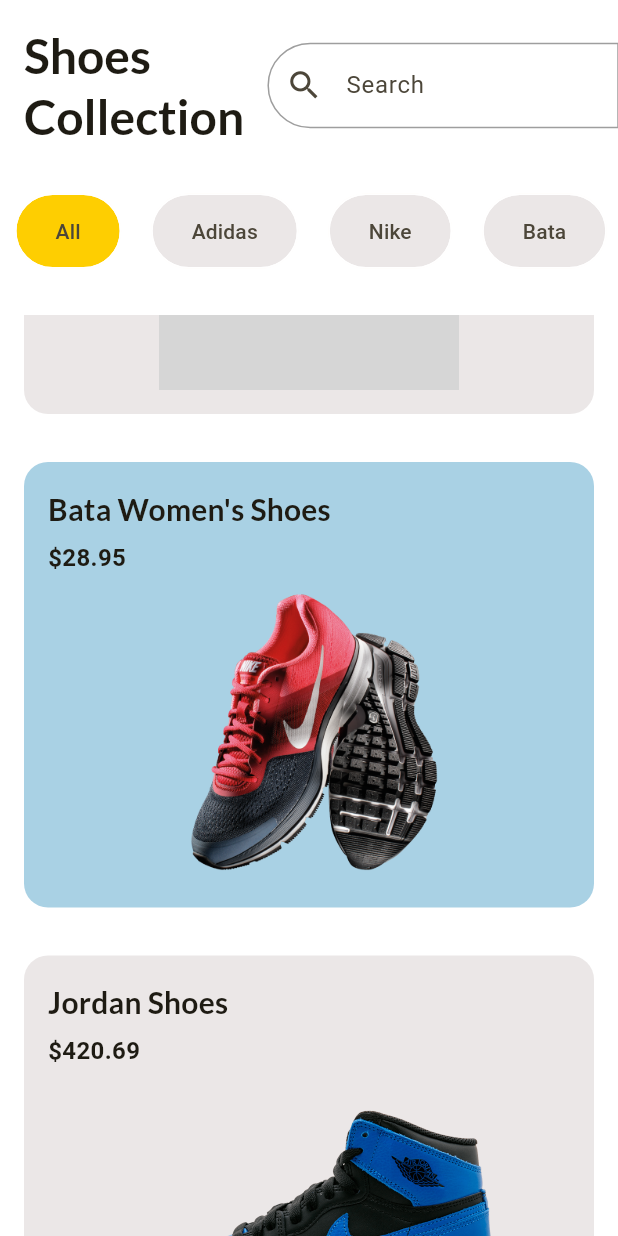
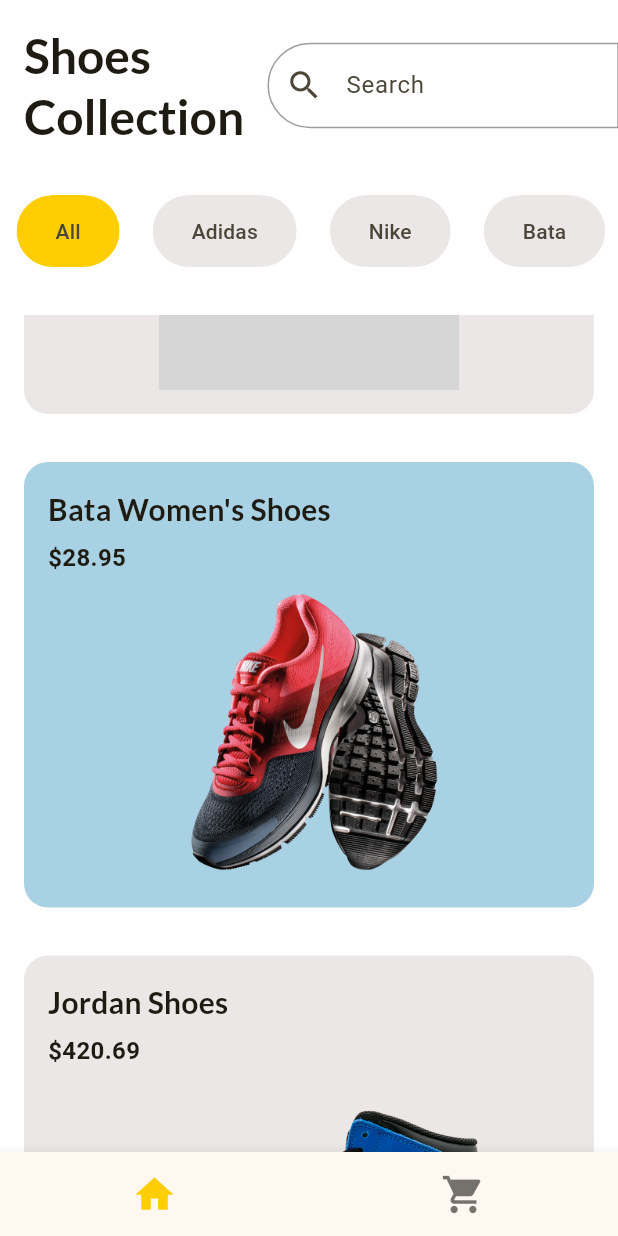
Before and after one commit to VannetNang/small-shopping-app-flutter, a Flutter app: the screen it shows after launch, scrolled down 576 dp, on a phone screen of 412 x 824 dp. Run offline on Flutter 3.47's test engine with Material 3 defaults, Android fonts, the phone set to English and light mode, and no system bars; grey boxes are pictures that could not be loaded.

Commit message:
- feat: add bottom navigation bar and integrate Home & Checkout screens

```diff
--- a/lib/main.dart
+++ b/lib/main.dart
@@ -1,5 +1,5 @@
 import 'package:flutter/material.dart';
-import 'package:small_shopping_app_flutter/Views/home_screen.dart';
+import 'package:small_shopping_app_flutter/shopping_app.dart';
 
 void main() {
   runApp(MyApp());
@@ -16,6 +16,9 @@
         useMaterial3: true,
         // Force white background
         scaffoldBackgroundColor: Colors.white,
+
+        // APP BAR STYLE
+        appBarTheme: AppBarTheme(backgroundColor: Colors.white),
 
         // PRIMARY COLORS
         colorScheme: ColorScheme.fromSeed(
@@ -38,7 +41,7 @@
           ),
         ),
       ),
-      home: HomeScreen(),
+      home: ShoppingApp(),
     );
   }
 }
--- /dev/null
+++ b/lib/shopping_app.dart
@@ -0,0 +1,44 @@
+import 'package:flutter/material.dart';
+import 'package:small_shopping_app_flutter/Views/checkout_screen.dart';
+import 'package:small_shopping_app_flutter/Views/home_screen.dart';
+
+class ShoppingApp extends StatefulWidget {
+  const ShoppingApp({super.key});
+
+  @override
+  State<ShoppingApp> createState() => _ShoppingAppState();
+}
+
+class _ShoppingAppState extends State<ShoppingApp> {
+  final List<Widget> pages = [HomeScreen(), CheckoutScreen()];
+  int currentPage = 0;
+
+  @override
+  Widget build(BuildContext context) {
+    return Scaffold(
+      // Main page
+      body: pages[currentPage],
+
+      // Bottom navigation page
+      bottomNavigationBar: BottomNavigationBar(
+        selectedFontSize: 0,
+        unselectedFontSize: 0,
+        showSelectedLabels: false,
+        showUnselectedLabels: false,
+        currentIndex: currentPage,
+        onTap: (value) {
+          setState(() {
+            currentPage = value;
+          });
+        },
+        items: const [
+          BottomNavigationBarItem(icon: Icon(Icons.home, size: 30), label: ''),
+          BottomNavigationBarItem(
+            icon: Icon(Icons.shopping_cart, size: 30),
+            label: '',
+          ),
+        ],
+      ),
+    );
+  }
+}
```
